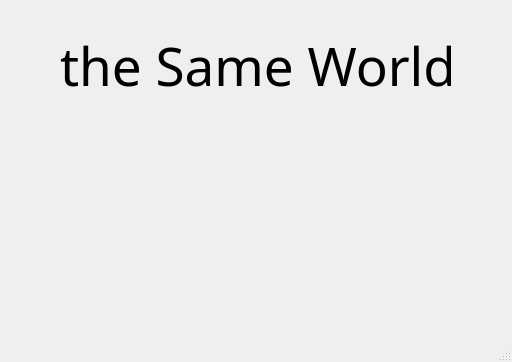
The window that game/WINDOW/startpage.ui (2018YX-game/repo) describes before a commit, drawn with Qt 5.
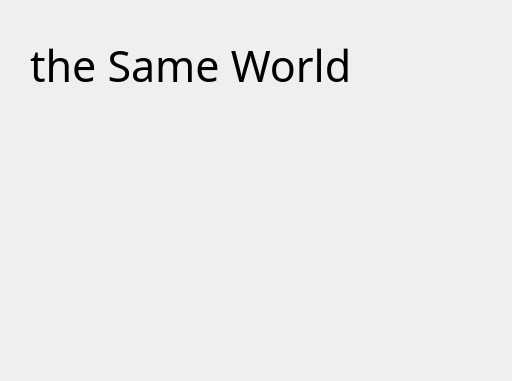
The same window after the commit. Icons and pictures are not drawn.

Diff of the .ui file:
```diff
--- a/game/WINDOW/startpage.ui
+++ b/game/WINDOW/startpage.ui
@@ -7,7 +7,7 @@
     <x>0</x>
     <y>0</y>
     <width>512</width>
-    <height>362</height>
+    <height>381</height>
    </rect>
   </property>
   <property name="font">
@@ -88,16 +88,18 @@
    <widget class="QLabel" name="label">
     <property name="geometry">
      <rect>
-      <x>60</x>
+      <x>30</x>
       <y>30</y>
-      <width>391</width>
+      <width>461</width>
       <height>71</height>
      </rect>
     </property>
     <property name="font">
      <font>
-      <family>Bauhaus 93</family>
-      <pointsize>40</pointsize>
+      <family>Segoe Print</family>
+      <pointsize>32</pointsize>
+      <weight>50</weight>
+      <bold>false</bold>
      </font>
     </property>
     <property name="text">
@@ -108,7 +110,7 @@
     <property name="geometry">
      <rect>
       <x>210</x>
-      <y>270</y>
+      <y>280</y>
       <width>81</width>
       <height>71</height>
      </rect>
@@ -132,8 +134,28 @@
      <bool>true</bool>
     </property>
    </widget>
+   <widget class="QLabel" name="label_2">
+    <property name="geometry">
+     <rect>
+      <x>0</x>
+      <y>340</y>
+      <width>521</width>
+      <height>41</height>
+     </rect>
+    </property>
+    <property name="styleSheet">
+     <string notr="true">border-image: url(:/button/images/button/groundGrass.png);</string>
+    </property>
+    <property name="text">
+     <string/>
+    </property>
+   </widget>
+   <zorder>startbutton</zorder>
+   <zorder>quitbutton</zorder>
+   <zorder>label</zorder>
+   <zorder>label_2</zorder>
+   <zorder>teambutton</zorder>
   </widget>
-  <widget class="QStatusBar" name="statusBar"/>
  </widget>
  <layoutdefault spacing="6" margin="11"/>
  <resources/>
```
